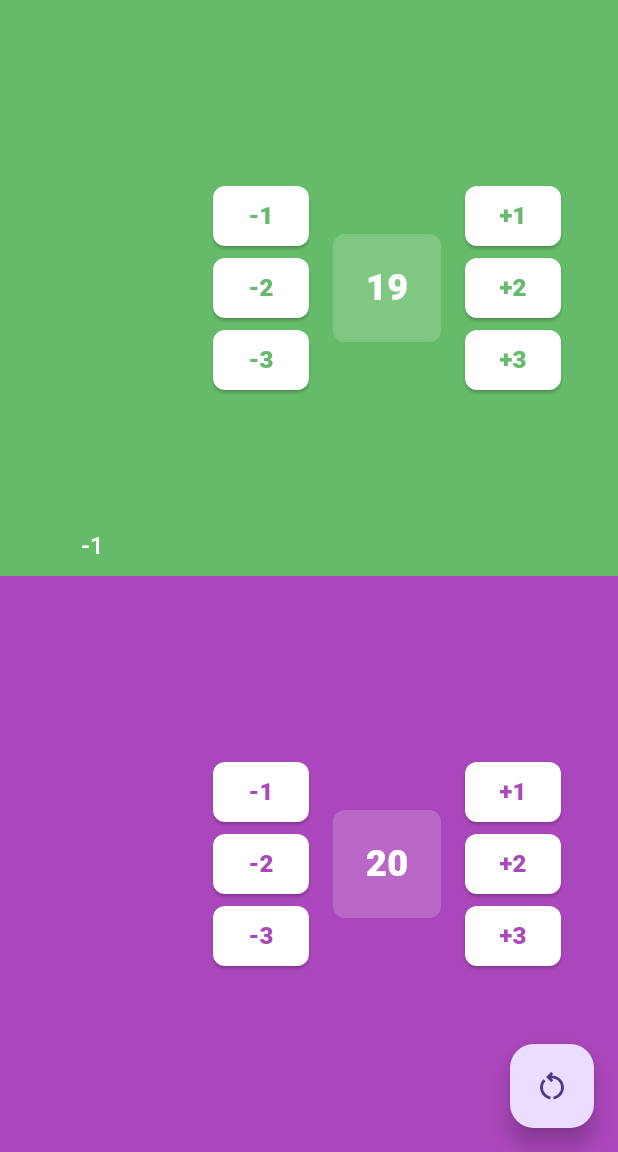
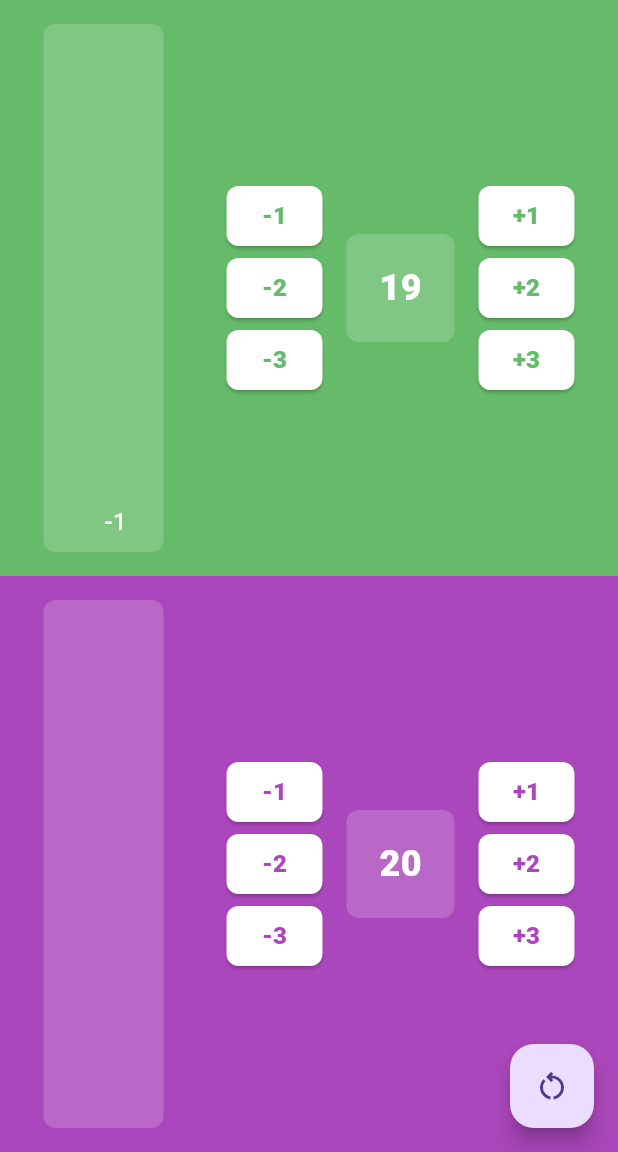
Before and after one commit to GabrielTurri/life-counter, a Flutter app: the screen it shows after launch, after a tap on "-1", on a phone screen of 412 x 824 dp, the part 84-1236 px from its top. Run offline on Flutter 3.47's test engine with Material 3 defaults, Android fonts, the phone set to English and light mode, and no system bars.

Commit message:
ajustes no histórico de alterações

```diff
--- a/lib/life_button.dart
+++ b/lib/life_button.dart
@@ -14,9 +14,7 @@ class LifeButton extends StatelessWidget {
         onPressed: onPressed,
         style: ElevatedButton.styleFrom(
           backgroundColor: Colors.white,
-          shape: RoundedRectangleBorder(
-            borderRadius: BorderRadius.circular(8),
-          ),
+          shape: RoundedRectangleBorder(borderRadius: BorderRadius.circular(8)),
           padding: const EdgeInsets.all(8),
         ),
         child: Text(
--- a/lib/player_life.dart
+++ b/lib/player_life.dart
@@ -9,12 +9,11 @@ class PlayerLife extends StatefulWidget {
   var histVida = [];
 
   PlayerLife({
-    Key? key,
+    super.key,
     required this.lifeColor,
     required this.bgColor,
     required this.vidaInicial,
-  })  : vida = vidaInicial,
-        super(key: key);
+  }) : vida = vidaInicial;
 
   @override
   PlayerLifeState createState() => PlayerLifeState();
@@ -42,16 +41,18 @@ class PlayerLifeState extends State<PlayerLife> {
     return Container(
       decoration: BoxDecoration(color: widget.bgColor),
       child: Padding(
-        padding: const EdgeInsets.symmetric(horizontal: 16),
+        padding: const EdgeInsets.symmetric(horizontal: 8),
         child: Row(
           mainAxisAlignment: MainAxisAlignment.spaceAround,
           children: [
-            SizedBox(
-              height: 400,
-              width: 60,
-              child: Scrollbar(
-                trackVisibility: true,
-                scrollbarOrientation: ScrollbarOrientation.right,
+            Padding(
+              padding: const EdgeInsets.symmetric(vertical: 16),
+              child: Container(
+                height: 400,
+                width: 80,
+                decoration: BoxDecoration(
+                    color: widget.lifeColor,
+                    borderRadius: BorderRadius.circular(8)),
                 child: ListView.builder(
                     reverse: true,
                     itemCount: widget.histVida.length,
@@ -59,6 +60,7 @@ class PlayerLifeState extends State<PlayerLife> {
                       return ListTile(
                         minTileHeight: 4,
                         title: Text(
+                          textAlign: TextAlign.end,
                           widget.histVida[index],
                           style: const TextStyle(
                               color: Colors.white, fontWeight: FontWeight.w500),
```
